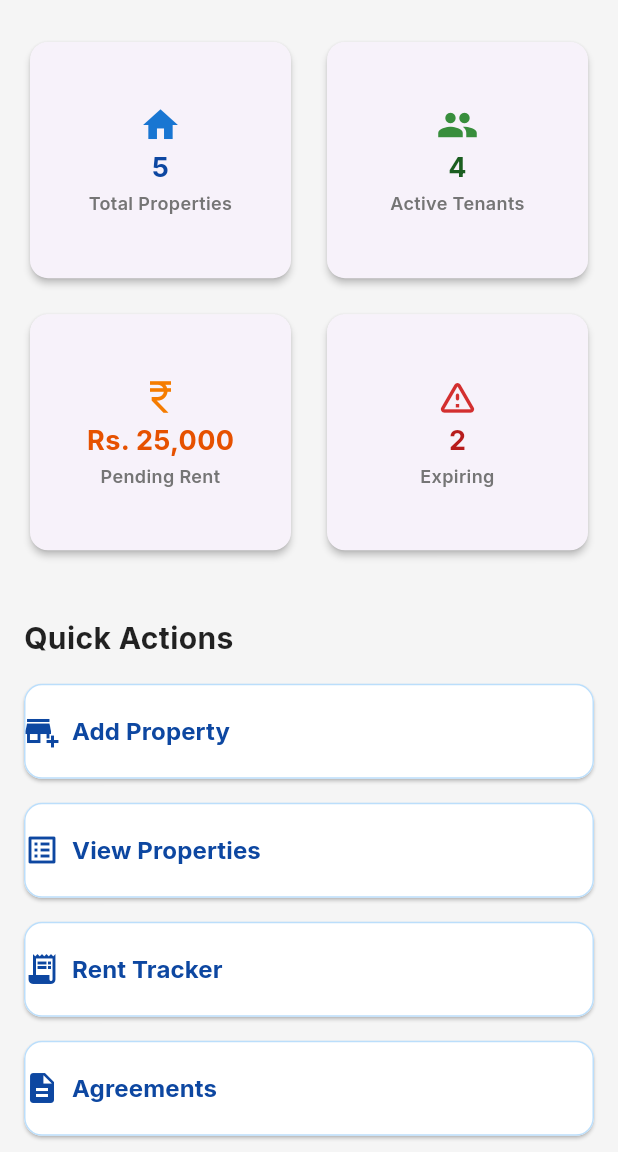
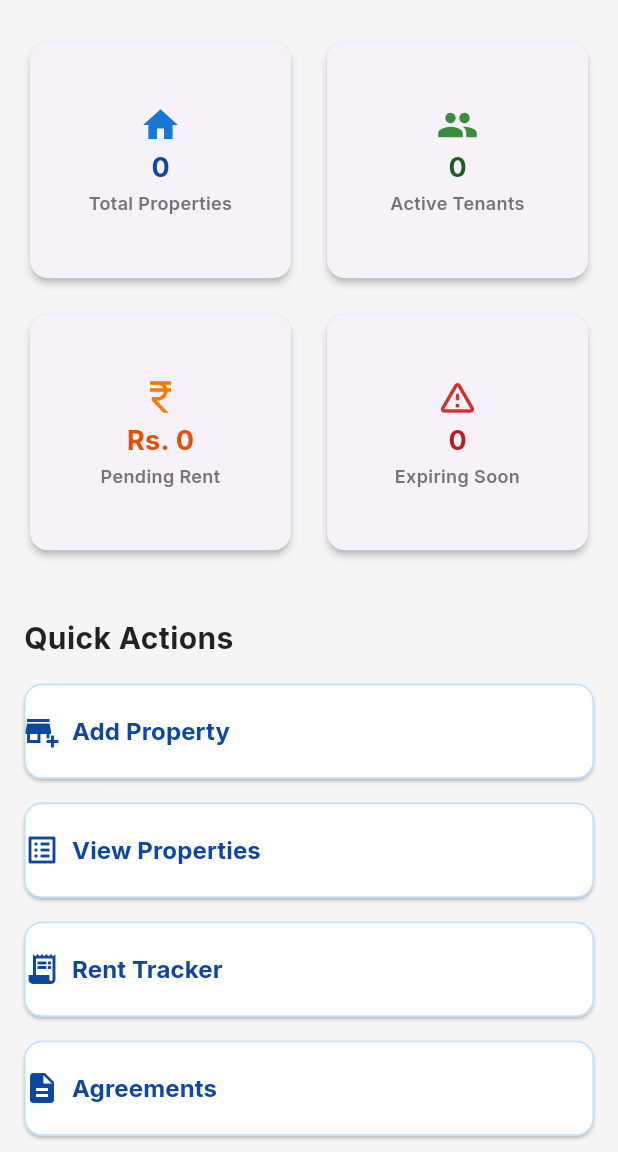
Before and after one commit to vakilsirji/propertymanager, a Flutter app: the screen it shows once a user with an empty profile is signed in, on a phone screen of 412 x 824 dp, the part 84-1236 px from its top. Run offline on Flutter 3.47's test engine with Material 3 defaults, Android fonts, the phone set to English and light mode, and no system bars; our stand-ins replace file_picker, flutter_dotenv, flutter_riverpod, go_router, google_fonts, pdf and 2 more; accounts and stored records are empty; project files that could hold a hidden picture were left out.

```diff
--- a/lib/screens/owner_dashboard.dart
+++ b/lib/screens/owner_dashboard.dart
@@ -1,14 +1,95 @@
 import 'package:flutter/material.dart';
 import 'package:provider/provider.dart';
+import 'package:supabase_flutter/supabase_flutter.dart';
 import '../services/auth_provider.dart';
 import 'add_property_screen.dart';
 import 'view_properties_screen.dart';
 import 'rent_tracker_screen.dart';
 import 'agreements_screen.dart';
-import 'owner_create_lead_screen.dart';
 
-class OwnerDashboard extends StatelessWidget {
+class OwnerDashboard extends StatefulWidget {
   const OwnerDashboard({super.key});
+
+  @override
+  State<OwnerDashboard> createState() => _OwnerDashboardState();
+}
+
+class _OwnerDashboardState extends State<OwnerDashboard> {
+  final _supabase = Supabase.instance.client;
+  bool _isLoadingStats = true;
+  int _totalProperties = 0;
+  int _activeTenants = 0;
+  double _pendingRent = 0;
+  int _expiringSoon = 0;
+
+  @override
+  void initState() {
+    super.initState();
+    _fetchStats();
+  }
+
+  /// Pulls live counts for this owner's properties, active tenants,
+  /// pending rent total, and agreements expiring within 30 days —
+  /// replacing the previously hardcoded stat values.
+  Future<void> _fetchStats() async {
+    try {
+      final user = _supabase.auth.currentUser;
+      if (user == null) return;
+
+      setState(() => _isLoadingStats = true);
+
+      // Total properties owned by this user.
+      final properties = await _supabase
+          .from('properties')
+          .select('id, status, tenants(id)')
+          .eq('owner_id', user.id);
+
+      final propertyIds = (properties as List).map((p) => p['id']).toList();
+      final activeTenantCount = properties
+          .where((p) => p['tenants'] != null && (p['tenants'] as List).isNotEmpty)
+          .length;
+
+      // Pending rent total across this owner's properties.
+      double pendingTotal = 0;
+      if (propertyIds.isNotEmpty) {
+        final pendingPayments = await _supabase
+            .from('rent_payments')
+            .select('amount, property_id')
+            .inFilter('property_id', propertyIds)
+            .eq('status', 'pending');
+        for (final p in pendingPayments) {
+          pendingTotal += (p['amount'] as num).toDouble();
+        }
+      }
+
+      // Agreements expiring within the next 30 days.
+      int expiringCount = 0;
+      if (propertyIds.isNotEmpty) {
+        final now = DateTime.now();
+        final in30Days = now.add(const Duration(days: 30));
+        final expiringAgreements = await _supabase
+            .from('agreements')
+            .select('id, expiry_date, property_id')
+            .inFilter('property_id', propertyIds)
+            .gte('expiry_date', now.toIso8601String().split('T')[0])
+            .lte('expiry_date', in30Days.toIso8601String().split('T')[0]);
+        expiringCount = (expiringAgreements as List).length;
+      }
+
+      if (mounted) {
+        setState(() {
+          _totalProperties = properties.length;
+          _activeTenants = activeTenantCount;
+          _pendingRent = pendingTotal;
+          _expiringSoon = expiringCount;
+          _isLoadingStats = false;
+        });
+      }
+    } catch (e) {
+      debugPrint('Error fetching owner dashboard stats: $e');
+      if (mounted) setState(() => _isLoadingStats = false);
+    }
+  }
 
   @override
   Widget build(BuildContext context) {
@@ -39,7 +120,9 @@ class OwnerDashboard extends StatelessWidget {
               ),
             ],
           ),
-          body: LayoutBuilder(
+          body: RefreshIndicator(
+            onRefresh: _fetchStats,
+            child: LayoutBuilder(
               builder: (context, constraints) {
                 final isDesktop = constraints.maxWidth > 800;
                 final isTablet = constraints.maxWidth > 600 && constraints.maxWidth <= 800;
@@ -62,10 +145,30 @@ class OwnerDashboard extends StatelessWidget {
                         childAspectRatio: statAspectRatio,
                         physics: const NeverScrollableScrollPhysics(),
                         children: [
-                        _buildStatCard('Total Properties', '5', Icons.home, Colors.blue),
-                        _buildStatCard('Active Tenants', '4', Icons.people, Colors.green),
-                        _buildStatCard('Pending Rent', 'Rs. 25,000', Icons.currency_rupee, Colors.orange),
-                        _buildStatCard('Expiring', '2', Icons.warning_amber_rounded, Colors.red),
+                          _buildStatCard(
+                            'Total Properties',
+                            _isLoadingStats ? '—' : '$_totalProperties',
+                            Icons.home,
+                            Colors.blue,
+                          ),
+                          _buildStatCard(
+                            'Active Tenants',
+                            _isLoadingStats ? '—' : '$_activeTenants',
+                            Icons.people,
+                            Colors.green,
+                          ),
+                          _buildStatCard(
+                            'Pending Rent',
+                            _isLoadingStats ? '—' : 'Rs. ${_pendingRent.toStringAsFixed(0)}',
+                            Icons.currency_rupee,
+                            Colors.orange,
+                          ),
+                          _buildStatCard(
+                            'Expiring Soon',
+                            _isLoadingStats ? '—' : '$_expiringSoon',
+                            Icons.warning_amber_rounded,
+                            Colors.red,
+                          ),
                         ],
                       ),
                       const SizedBox(height: 40),
@@ -83,19 +186,18 @@ class OwnerDashboard extends StatelessWidget {
                         physics: const NeverScrollableScrollPhysics(),
                         children: [
                           _buildActionButton(context, 'Add Property', Icons.add_business, () {
-                          Navigator.push(context, MaterialPageRoute(builder: (context) => const AddPropertyScreen()));
+                            Navigator.push(context, MaterialPageRoute(builder: (context) => const AddPropertyScreen()))
+                                .then((_) => _fetchStats());
                           }),
                           _buildActionButton(context, 'View Properties', Icons.list_alt, () {
                             Navigator.push(context, MaterialPageRoute(builder: (context) => const ViewPropertiesScreen()));
                           }),
                           _buildActionButton(context, 'Rent Tracker', Icons.receipt_long, () {
-                          Navigator.push(context, MaterialPageRoute(builder: (context) => const RentTrackerScreen()));
+                            Navigator.push(context, MaterialPageRoute(builder: (context) => const RentTrackerScreen()))
+                                .then((_) => _fetchStats());
                           }),
                           _buildActionButton(context, 'Agreements', Icons.description, () {
                             Navigator.push(context, MaterialPageRoute(builder: (context) => const AgreementsScreen()));
-                        }),
-                        _buildActionButton(context, 'Request Agreement', Icons.handshake, () {
-                          Navigator.push(context, MaterialPageRoute(builder: (context) => const OwnerCreateLeadScreen()));
                           }),
                         ],
                       ),
@@ -103,6 +205,7 @@ class OwnerDashboard extends StatelessWidget {
                   ),
                 );
               },
+            ),
           ),
         );
       },
```
Lines whose indentation alone changed are shown as unchanged.
